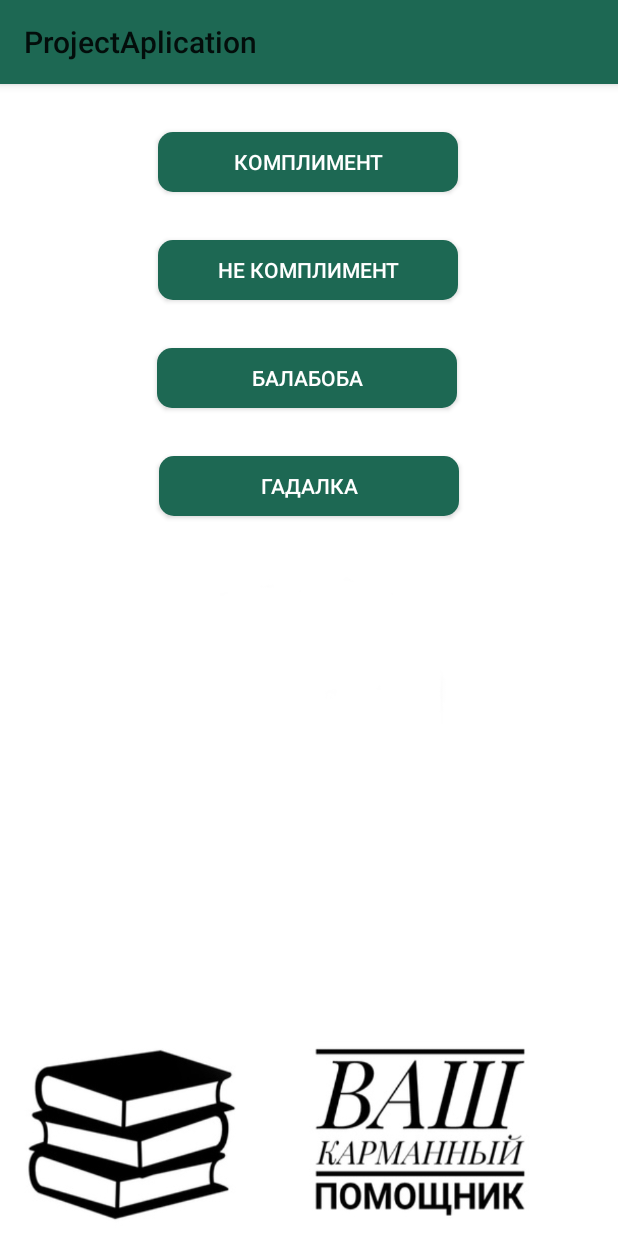
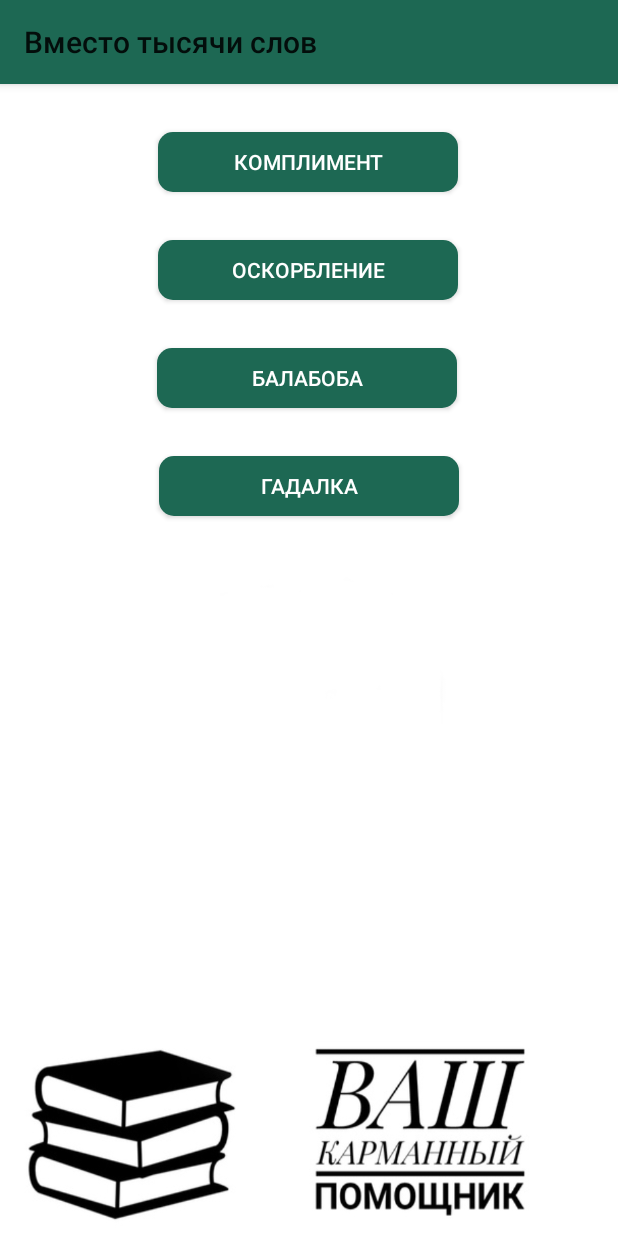
Before and after one commit to dreyvania999/Instead-of-1000-words, an Android app: the screen it shows after launch (MainActivity), on a phone screen of 412 x 824 dp. Run offline under Robolectric (Android 15) with nearby library versions, the phone set to English and light mode, and no system bars.

Commit message:
Изменение интерфейса

```diff
--- a/app/src/main/res/layout/activity_main.xml
+++ b/app/src/main/res/layout/activity_main.xml
@@ -27,7 +27,7 @@
         android:layout_height="40dp"
         android:layout_marginTop="32dp"
         android:onClick="onClick"
-        android:text="НЕ комплимент"
+        android:text="Оскорбление"
         android:background="@drawable/button"
         android:textColor="#FFFFFF"
         app:layout_constraintEnd_toEndOf="parent"
--- a/app/src/main/res/values/strings.xml
+++ b/app/src/main/res/values/strings.xml
@@ -1,5 +1,5 @@
 <resources >
-    <string name="app_name" color="@android:color/white">ProjectAplication</string>
+    <string name="app_name" color="@android:color/white">Вместо тысячи слов</string>
     <string-array name="spinnerSexItems">
         <item>Мужской</item>
         <item>Женский</item>
```
Also changed, not shown: 1 other file.
